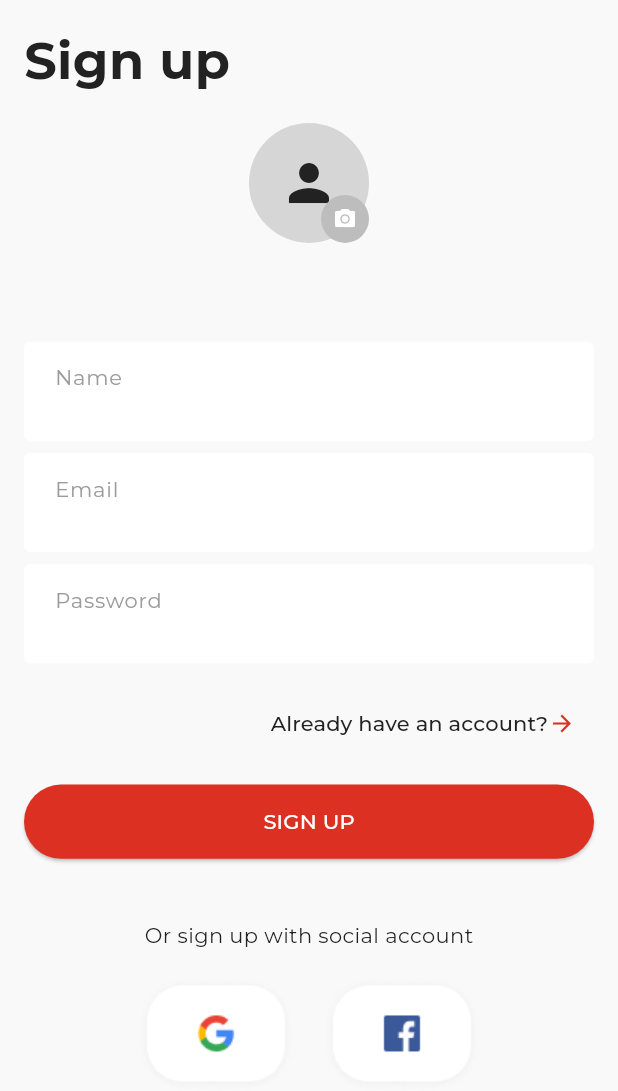
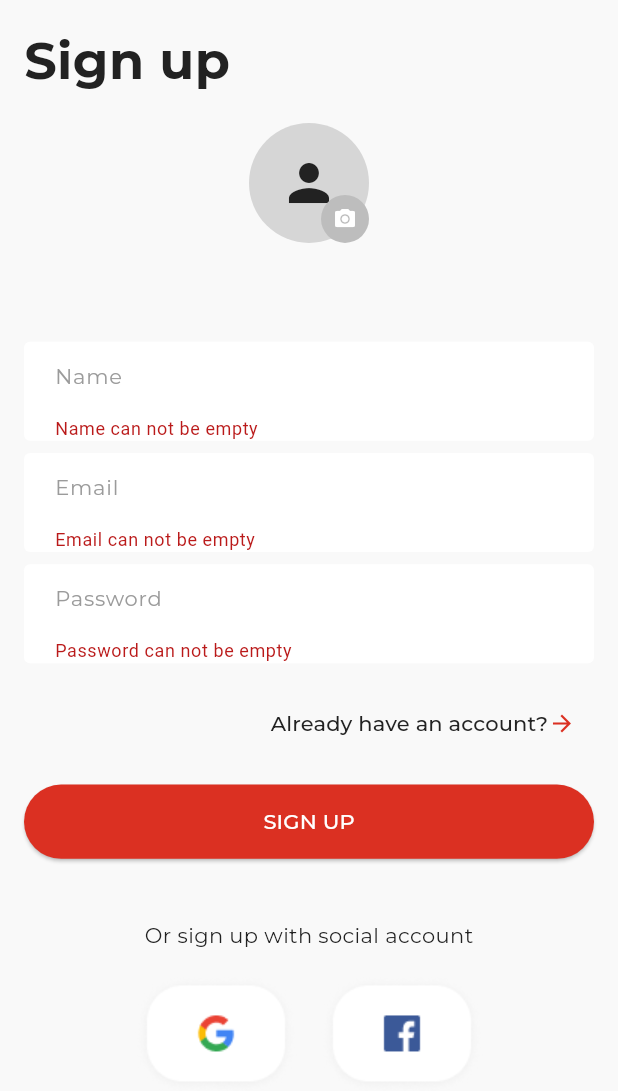
Before and after one commit to fdldestriana/fively_shop_app, a Flutter app: the screen it shows after launch, after a tap on "SIGN UP", on a phone screen of 412 x 824 dp. Shown: the top 1091 px of the screen. Run offline on Flutter 3.47's test engine with Material 2 defaults, Android fonts, the light colour scheme and no system bars; our stand-ins replace cloud_firestore, file_picker, firebase_auth, firebase_core, firebase_storage, google_fonts; accounts and stored records are empty.

Commit message:
adding validator for SignUp and SignIn

```diff
--- a/lib/core.dart
+++ b/lib/core.dart
@@ -37,3 +37,4 @@ export 'package:fively/module/home/widget/component/product_item_list.dart';
 export 'package:fively/shared/widget/re_viewall_button.dart';
 export 'package:fively/model/product/product.dart';
 export 'package:fively/model/product/product_repository.dart';
+export 'package:fively/utils/validator/validator.dart';
--- a/lib/module/signup/view/signup_view.dart
+++ b/lib/module/signup/view/signup_view.dart
@@ -84,10 +84,12 @@ class SignupView extends StatefulWidget {
                             color: ColorLib.white, fontSize: 14),
                       ),
                       onPressed: () async {
-                        try {
-                          await controller.signUpWithEmail();
-                        } on Failure catch (failure) {
-                          showErrorDialog(context, failure.toString());
+                        if (controller.signUpKey.currentState!.validate()) {
+                          try {
+                            await controller.signUpWithEmail();
+                          } on Failure catch (failure) {
+                            showErrorDialog(context, failure.toString());
+                          }
                         }
                       }),
                   SizedBox(
--- a/lib/shared/widget/re_password_field.dart
+++ b/lib/shared/widget/re_password_field.dart
@@ -9,6 +9,9 @@ class RePasswordField extends StatelessWidget {
   String? passwordValidator(value) {
     if (value == null || value.isEmpty) {
       return 'Password can not be empty';
+    }
+    if (value.length < 6) {
+      return 'Password must be at least 6 characters';
     }
     return null;
   }
--- a/lib/utils/validator/validator.dart
+++ b/lib/utils/validator/validator.dart
@@ -0,0 +1,33 @@
+class Validator {
+  static String? nameValidator(String? name) {
+    if (name!.isEmpty) {
+      return 'Name cannot be empty';
+    }
+    if (name.length < 6) {
+      return 'Name must be at least 6 characters';
+    }
+    return null;
+  }
+
+  static String? emailValidator(String? email) {
+    if (email!.isEmpty) {
+      return 'Email can not be empty';
+    }
+    if (!RegExp(
+            r"^[a-zA-Z0-9.a-zA-Z0-9.!#$%&'*+-/=?^_`{|}~]+@[a-zA-Z0-9]+\.[a-zA-Z]+")
+        .hasMatch(email)) {
+      return 'Invalid email address';
+    }
+    return null;
+  }
+
+  static String? passwordValidator(String? password) {
+    if (password!.isEmpty) {
+      return 'Password cannot be empty';
+    }
+    if (password.length < 6) {
+      return 'Password must be at least 6 characters';
+    }
+    return null;
+  }
+}
```
Also changed, not shown: lib/module/login/view/login_view.dart (+6 -4 lines).
